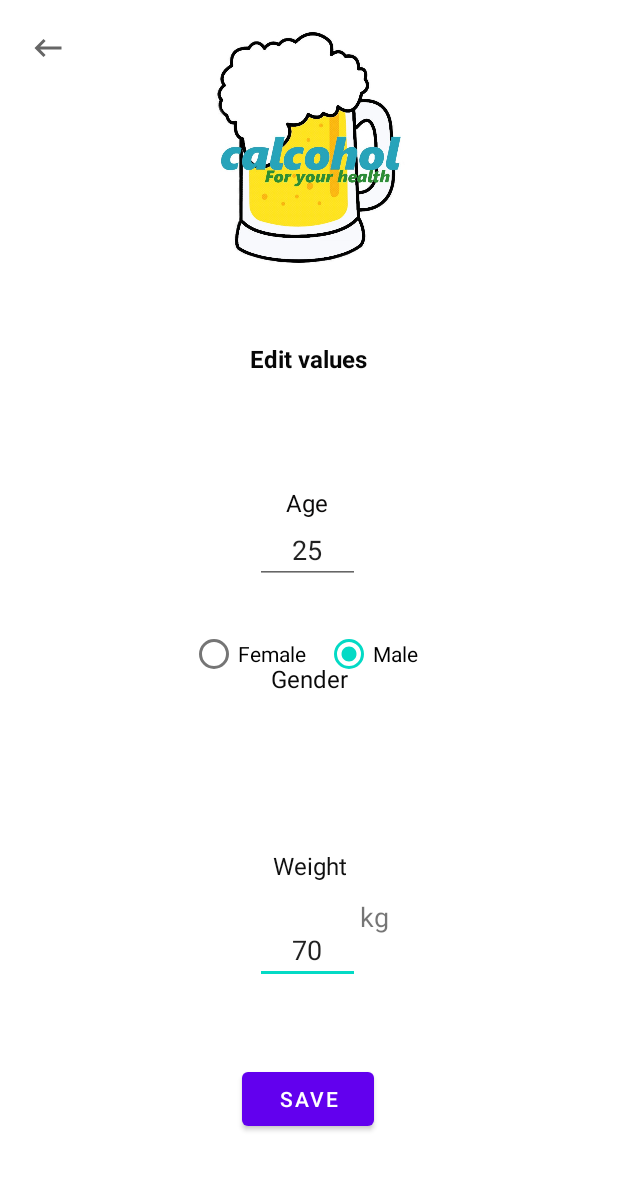
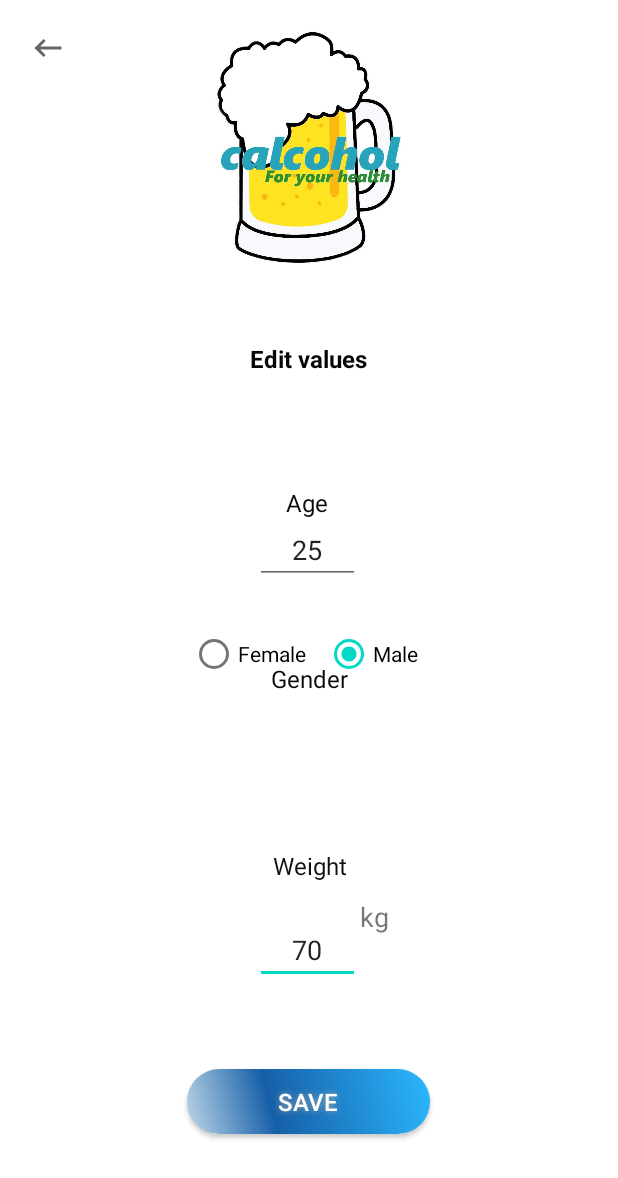
Before and after one commit to metepg/Calcohol, an Android app: the UserSettings screen opened directly, with no data from a screen before it, on a phone screen of 412 x 824 dp. Shown: the top 1178 px of the screen. Run offline under Robolectric (Android 15) with nearby library versions, the phone set to English and light mode, and no system bars.

Commit message:
täydellistä

```diff
--- a/app/src/main/res/drawable/buttonshape.xml
+++ b/app/src/main/res/drawable/buttonshape.xml
@@ -6,9 +6,9 @@
     <gradient
         android:angle="45"
         android:centerX="35%"
-        android:centerColor="#4555A8"
-        android:startColor="#E8E8E8"
-        android:endColor="#000000"
+        android:centerColor="#165FA8"
+        android:startColor="#BED7E8"
+        android:endColor="#2BB8FF"
         android:type="linear"
         />
     <padding
--- a/app/src/main/res/layout/activity_main.xml
+++ b/app/src/main/res/layout/activity_main.xml
@@ -177,7 +177,7 @@
         android:textColor="#FFFFFF"
         android:textColorHighlight="#8796E4"
         android:textColorLink="#4555A8"
-        android:textSize="14sp"
+        android:textSize="18sp"
         app:layout_constraintBottom_toBottomOf="parent"
         app:layout_constraintEnd_toEndOf="parent"
         app:layout_constraintHorizontal_bias="0.562"
@@ -444,7 +444,7 @@
         app:layout_constraintHorizontal_bias="0.382"
         app:layout_constraintStart_toStartOf="parent"
         app:layout_constraintTop_toTopOf="parent"
-        app:layout_constraintVertical_bias="0.731"
+        app:layout_constraintVertical_bias="0.729"
         app:srcCompat="@drawable/liquor" />
 
     <TextView
--- a/app/src/main/res/layout/activity_user_settings.xml
+++ b/app/src/main/res/layout/activity_user_settings.xml
@@ -69,12 +69,20 @@
             android:text="Male" />
     </RadioGroup>
 
-    <Button
-        android:id="@+id/saveButton"
-        android:layout_width="wrap_content"
-        android:layout_height="wrap_content"
+
+    <androidx.appcompat.widget.AppCompatButton
+        android:id="@+id/angry_btn"
+        android:layout_width="162dp"
+        android:layout_height="43dp"
+        android:background="@drawable/buttonshape"
         android:onClick="saveNewValues"
+        android:shadowColor="#A8A8A8"
+        android:shadowDx="0"
+        android:shadowDy="0"
+        android:shadowRadius="5"
         android:text="Save"
+        android:textColor="#FFFFFF"
+        android:textSize="16sp"
         app:layout_constraintBottom_toBottomOf="parent"
         app:layout_constraintEnd_toEndOf="parent"
         app:layout_constraintHorizontal_bias="0.498"
```
Also changed, not shown: app/src/main/java/com/example/projekti/AskGender.java (+15 -7 lines), app/src/main/res/layout/activity_age.xml (+7 -7 lines), app/src/main/res/layout/activity_bar_chart.xml (+7 -6 lines), app/src/main/res/layout/activity_gender.xml (+16 -14 lines), app/src/main/res/layout/activity_weight.xml (+6 -6 lines).
